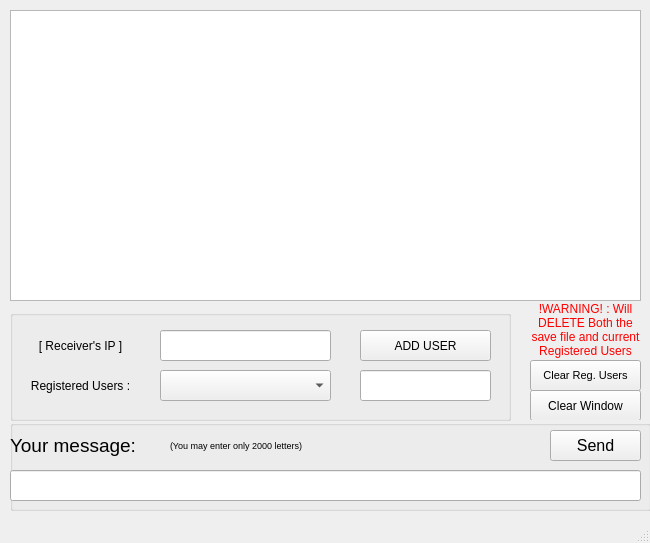
Above: chatBox/scripts/chatBox.ui from LiamB72/MainProjects before the change. Below: the same form after it.
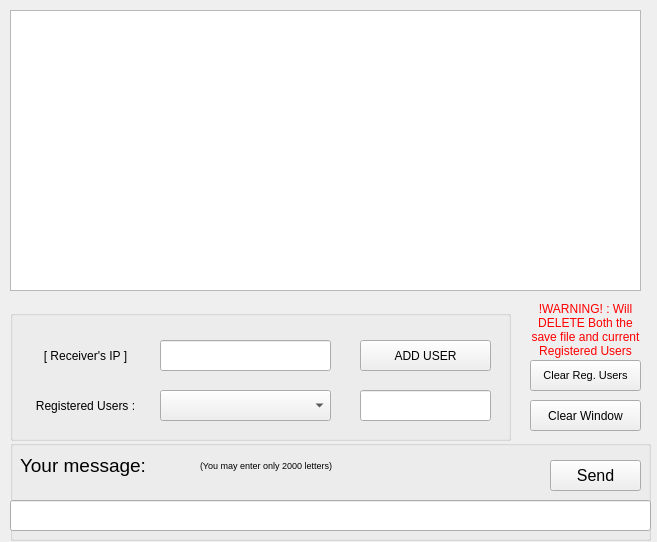
That is the form after the change.

Patch:
```diff
--- a/chatBox/scripts/chatBox.ui
+++ b/chatBox/scripts/chatBox.ui
@@ -6,8 +6,8 @@
    <rect>
     <x>0</x>
     <y>0</y>
-    <width>650</width>
-    <height>543</height>
+    <width>657</width>
+    <height>542</height>
    </rect>
   </property>
   <property name="font">
@@ -25,7 +25,7 @@
       <x>10</x>
       <y>10</y>
       <width>631</width>
-      <height>291</height>
+      <height>281</height>
      </rect>
     </property>
     <property name="font">
@@ -38,7 +38,7 @@
     <property name="geometry">
      <rect>
       <x>530</x>
-      <y>390</y>
+      <y>400</y>
       <width>111</width>
       <height>31</height>
      </rect>
@@ -56,9 +56,9 @@
     <property name="geometry">
      <rect>
       <x>10</x>
-      <y>420</y>
+      <y>440</y>
       <width>641</width>
-      <height>91</height>
+      <height>101</height>
      </rect>
     </property>
     <property name="autoFillBackground">
@@ -70,7 +70,7 @@
     <widget class="QLabel" name="label_3">
      <property name="geometry">
       <rect>
-       <x>0</x>
+       <x>10</x>
        <y>10</y>
        <width>221</width>
        <height>31</height>
@@ -90,7 +90,7 @@
      <property name="geometry">
       <rect>
        <x>540</x>
-       <y>10</y>
+       <y>20</y>
        <width>91</width>
        <height>31</height>
       </rect>
@@ -121,8 +121,8 @@
      <property name="geometry">
       <rect>
        <x>0</x>
-       <y>50</y>
-       <width>631</width>
+       <y>60</y>
+       <width>641</width>
        <height>31</height>
       </rect>
      </property>
@@ -148,7 +148,7 @@
     <widget class="QLabel" name="label_4">
      <property name="geometry">
       <rect>
-       <x>160</x>
+       <x>190</x>
        <y>10</y>
        <width>221</width>
        <height>31</height>
@@ -171,7 +171,7 @@
       <x>10</x>
       <y>310</y>
       <width>501</width>
-      <height>111</height>
+      <height>131</height>
      </rect>
     </property>
     <property name="title">
@@ -181,7 +181,7 @@
      <property name="geometry">
       <rect>
        <x>150</x>
-       <y>20</y>
+       <y>30</y>
        <width>171</width>
        <height>31</height>
       </rect>
@@ -202,7 +202,7 @@
      <property name="geometry">
       <rect>
        <x>150</x>
-       <y>60</y>
+       <y>80</y>
        <width>171</width>
        <height>31</height>
       </rect>
@@ -211,9 +211,9 @@
     <widget class="QLabel" name="label_2">
      <property name="geometry">
       <rect>
-       <x>0</x>
-       <y>20</y>
-       <width>141</width>
+       <x>10</x>
+       <y>30</y>
+       <width>131</width>
        <height>31</height>
       </rect>
      </property>
@@ -233,7 +233,7 @@
      <property name="geometry">
       <rect>
        <x>350</x>
-       <y>20</y>
+       <y>30</y>
        <width>131</width>
        <height>31</height>
       </rect>
@@ -246,7 +246,7 @@
      <property name="geometry">
       <rect>
        <x>350</x>
-       <y>60</y>
+       <y>80</y>
        <width>131</width>
        <height>31</height>
       </rect>
@@ -269,9 +269,9 @@
     <widget class="QLabel" name="label_5">
      <property name="geometry">
       <rect>
-       <x>0</x>
-       <y>60</y>
-       <width>141</width>
+       <x>10</x>
+       <y>80</y>
+       <width>131</width>
        <height>31</height>
       </rect>
      </property>
@@ -336,17 +336,6 @@
     </property>
    </widget>
   </widget>
-  <widget class="QMenuBar" name="menubar">
-   <property name="geometry">
-    <rect>
-     <x>0</x>
-     <y>0</y>
-     <width>650</width>
-     <height>21</height>
-    </rect>
-   </property>
-  </widget>
-  <widget class="QStatusBar" name="statusbar"/>
  </widget>
  <resources/>
  <connections/>
```
